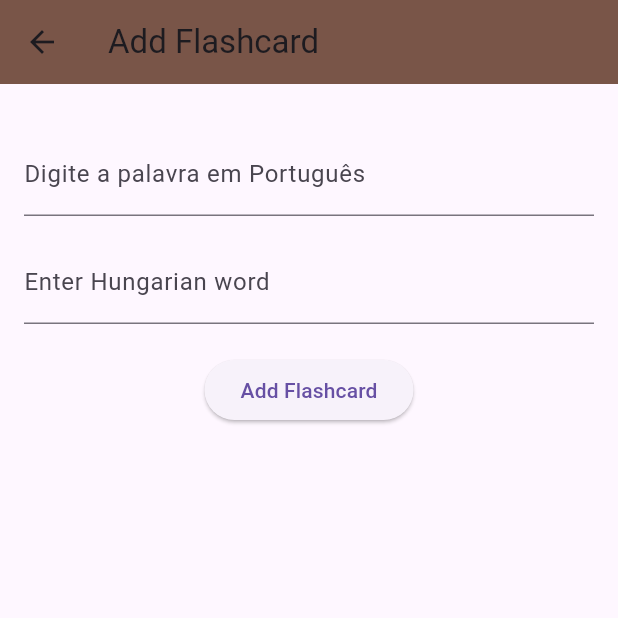
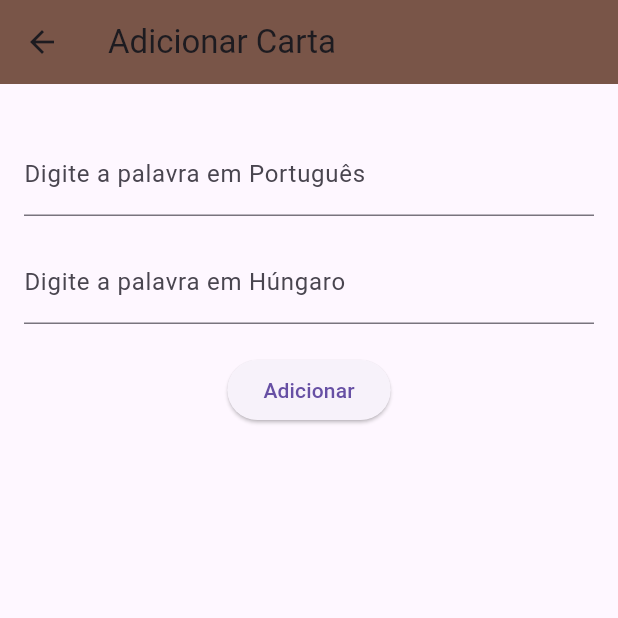
Before and after one commit to AmonBrollo/FlashLingo, a Flutter app: the FlashcardScreen screen opened directly, after a tap on the "add" icon, on a phone screen of 412 x 824 dp, the top half of it. Run offline on Flutter 3.47's test engine with Material 3 defaults, Android fonts, the phone set to English and light mode, and no system bars; our stand-ins replace image_picker.

Commit message:
🟩 Added portuguese translation to remaining UI text.

```diff
--- a/lib/main.dart
+++ b/lib/main.dart
@@ -8,6 +8,7 @@ import 'package:image_picker/image_picker.dart';
 import 'models/flashcard.dart';
 import 'screens/review_screen.dart';
 import 'screens/add_flashcard_screen.dart';
+import 'utils/ui_strings.dart';
 
 void main() {
   runApp(const FlashcardApp());
@@ -115,6 +116,7 @@ class _FlashcardScreenState extends State<FlashcardScreen> {
                   builder: (_) => ReviewScreen(
                     remembered: remembered,
                     forgotten: forgotten,
+                    baseLanguage: widget.baseLanguage,
                   ),
                 ),
               );
@@ -145,8 +147,8 @@ class _FlashcardScreenState extends State<FlashcardScreen> {
       ),
       body: Center(
         child: finishedDeck
-            ? const Text(
-                "🎉 You've gone through all the flashcards!",
+            ? Text(
+                UiStrings.finishedDeckText(widget.baseLanguage),
                 style: TextStyle(
                   fontSize: 22,
                   fontWeight: FontWeight.bold,
@@ -262,8 +264,10 @@ class _FlashcardScreenState extends State<FlashcardScreen> {
                                                     height: 250,
                                                     fit: BoxFit.cover,
                                                   )
-                                                : const Text(
-                                                    'No image yet.\nTap ✏️ to add one.',
+                                                : Text(
+                                                    UiStrings.noImageText(
+                                                      widget.baseLanguage,
+                                                    ),
                                                     textAlign: TextAlign.center,
                                                     style: TextStyle(
                                                       fontSize: 18,
--- a/lib/screens/add_flashcard_screen.dart
+++ b/lib/screens/add_flashcard_screen.dart
@@ -1,5 +1,6 @@
 import 'package:flutter/material.dart';
 import '../models/flashcard.dart';
+import '../utils/ui_strings.dart';
 
 class AddFlashcardScreen extends StatefulWidget {
   final Function(Flashcard) onAdd;
@@ -44,7 +45,7 @@ class _AddFlashcardScreenState extends State<AddFlashcardScreen> {
   Widget build(BuildContext context) {
     return Scaffold(
       appBar: AppBar(
-        title: const Text('Add Flashcard'),
+        title: Text(UiStrings.addFlashcardTitle(widget.baseLanguage)),
         backgroundColor: Colors.brown,
       ),
       body: Padding(
@@ -63,14 +64,14 @@ class _AddFlashcardScreenState extends State<AddFlashcardScreen> {
             const SizedBox(height: 16),
             TextField(
               controller: hungarianController,
-              decoration: const InputDecoration(
-                labelText: 'Enter Hungarian word',
+              decoration: InputDecoration(
+                labelText: UiStrings.addHungarianWord(widget.baseLanguage),
               ),
             ),
             const SizedBox(height: 20),
             ElevatedButton(
               onPressed: submit,
-              child: const Text("Add Flashcard"),
+              child: Text(UiStrings.addFlashcardButton(widget.baseLanguage)),
             ),
           ],
         ),
--- /dev/null
+++ b/lib/utils/ui_strings.dart
@@ -0,0 +1,35 @@
+class UiStrings {
+  static String appTitle(String lang) {
+    return lang == "portuguese" ? "Flashlingo" : "Flashlingo";
+  }
+
+  static String reviewTitle(String lang) {
+    return lang == "portuguese" ? "Revisar Cartas" : "Review Flashcards";
+  }
+
+  static String addFlashcardTitle(String lang) {
+    return lang == "portuguese" ? "Adicionar Carta" : "Add Flashcard";
+  }
+
+  static String addFlashcardButton(String lang) {
+    return lang == "portuguese" ? "Adicionar" : "Add Flashcard";
+  }
+
+  static String noImageText(String lang) {
+    return lang == "portuguese"
+        ? "Nenhuma imagem ainda.\nToque ✏️ para adicionar."
+        : "No image yet.\nTap ✏️ to add one.";
+  }
+
+  static String finishedDeckText(String lang) {
+    return lang == "portuguese"
+        ? "🎉 Você passou por todas as cartas!"
+        : "🎉 You've gone through all the flashcards!";
+  }
+
+  static String addHungarianWord(String lang) {
+    return lang == "portuguese"
+        ? "Digite a palavra em Húngaro"
+        : "Enter Hungarian word";
+  }
+}
```
Also changed, not shown: lib/screens/review_screen.dart (+6 -4 lines).
